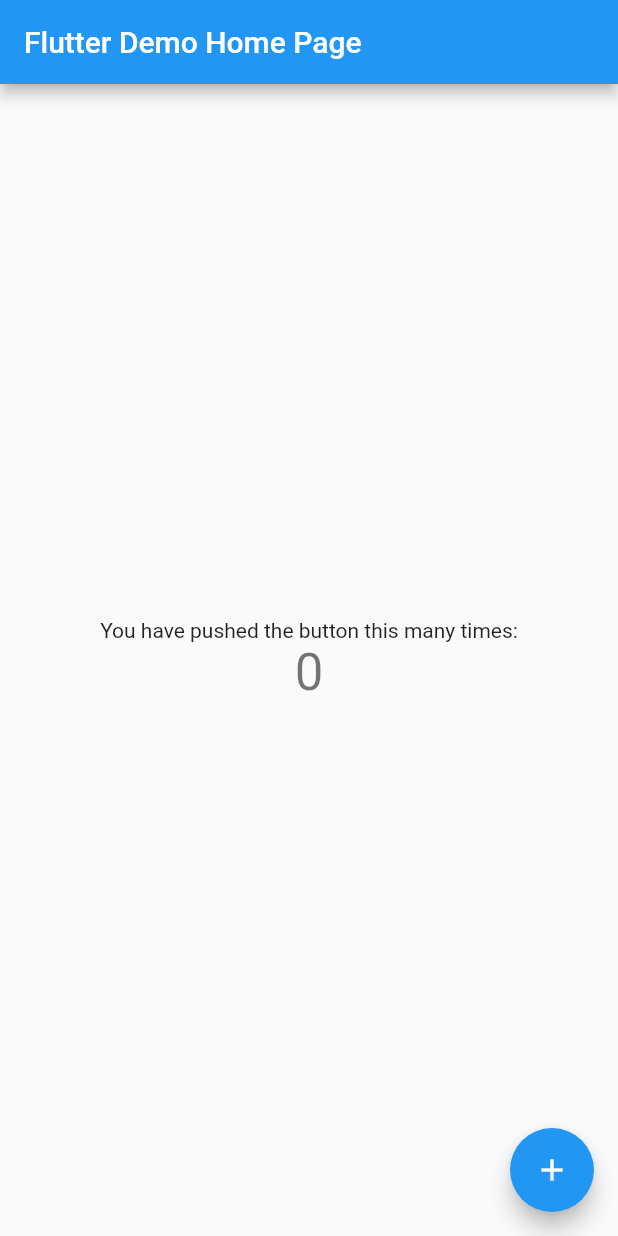
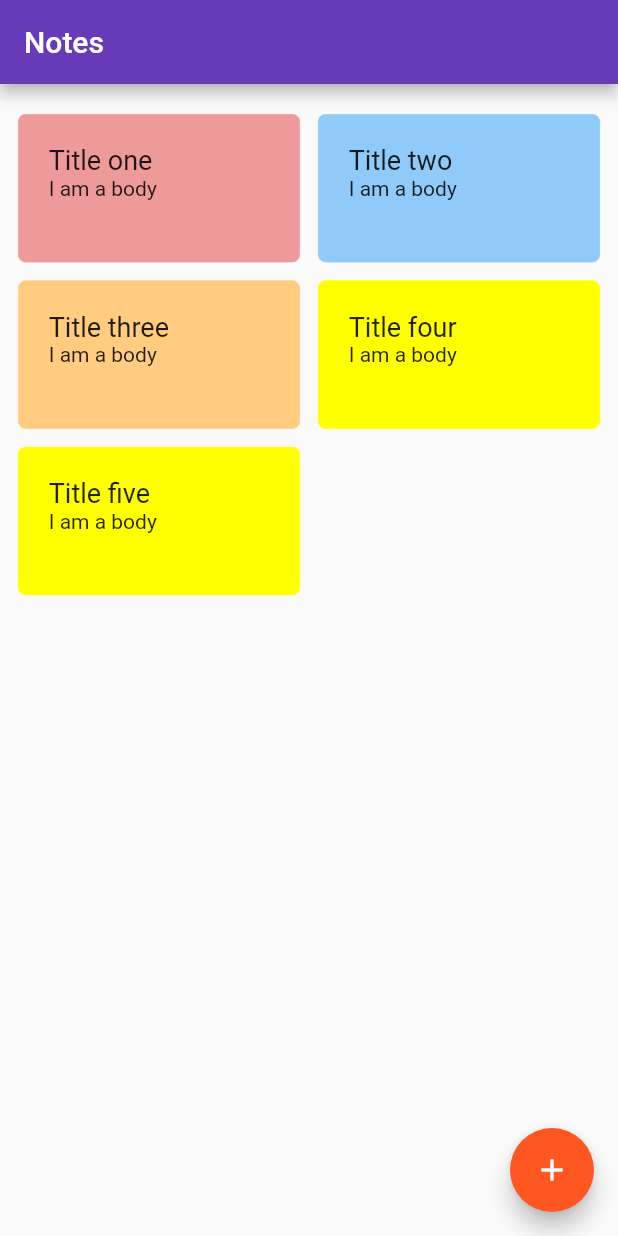
Before and after one commit to Nasar-uddin/flutter_note_todo, a Flutter app: the screen it shows after launch, on a phone screen of 412 x 824 dp. Run offline on Flutter 3.47's test engine with Material 2 defaults, Android fonts, the phone set to English and light mode, and no system bars.

Commit message:
note grid list done

```diff
--- /dev/null
+++ b/lib/constrain/colors.dart
@@ -0,0 +1,19 @@
+import 'package:flutter/material.dart';
+class ColorName{
+    static final String RED = 'red';
+    static final String WHITE = 'white';
+    static final String GERY = 'gery';
+    static final String ORANGE = 'orange';
+    static final String CYAN = 'cyan';
+    static final String BLUE = 'blue';
+    static final String YELLOW = 'yellow';
+}
+Map<String,Color> noteColors = {
+    ColorName.RED:Colors.red[200],
+    ColorName.WHITE: Colors.white,
+    ColorName.GERY: Colors.grey[200],
+    ColorName.ORANGE: Colors.orange[200],
+    ColorName.CYAN: Colors.cyan[200],
+    ColorName.BLUE: Colors.blue[200],
+    ColorName.YELLOW: Colors.yellowAccent[200]
+};
--- a/lib/main.dart
+++ b/lib/main.dart
@@ -1,117 +1,25 @@
 import 'package:flutter/material.dart';
+import 'package:gnotes/screens/note_screen.dart';
 
 void main() {
   runApp(MyApp());
 }
 
 class MyApp extends StatelessWidget {
-  // This widget is the root of your application.
   @override
   Widget build(BuildContext context) {
     return MaterialApp(
       title: 'Flutter Demo',
+      debugShowCheckedModeBanner: false,
       theme: ThemeData(
-        // This is the theme of your application.
-        //
-        // Try running your application with "flutter run". You'll see the
-        // application has a blue toolbar. Then, without quitting the app, try
-        // changing the primarySwatch below to Colors.green and then invoke
-        // "hot reload" (press "r" in the console where you ran "flutter run",
-        // or simply save your changes to "hot reload" in a Flutter IDE).
-        // Notice that the counter didn't reset back to zero; the application
-        // is not restarted.
-        primarySwatch: Colors.blue,
-        // This makes the visual density adapt to the platform that you run
-        // the app on. For desktop platforms, the controls will be smaller and
-        // closer together (more dense) than on mobile platforms.
+        primarySwatch: Colors.deepPurple,
+        accentColor: Colors.deepOrange,
         visualDensity: VisualDensity.adaptivePlatformDensity,
       ),
-      home: MyHomePage(title: 'Flutter Demo Home Page'),
+      initialRoute: '/',
+      routes: {
+        '/': (context)=> NoteScreen(),
+      },
     );
   }
 }
-
-class MyHomePage extends StatefulWidget {
-  MyHomePage({Key key, this.title}) : super(key: key);
-
-  // This widget is the home page of your application. It is stateful, meaning
-  // that it has a State object (defined below) that contains fields that affect
-  // how it looks.
-
-  // This class is the configuration for the state. It holds the values (in this
-  // case the title) provided by the parent (in this case the App widget) and
-  // used by the build method of the State. Fields in a Widget subclass are
-  // always marked "final".
-
-  final String title;
-
-  @override
-  _MyHomePageState createState() => _MyHomePageState();
-}
-
-class _MyHomePageState extends State<MyHomePage> {
-  int _counter = 0;
-
-  void _incrementCounter() {
-    setState(() {
-      // This call to setState tells the Flutter framework that something has
-      // changed in this State, which causes it to rerun the build method below
-      // so that the display can reflect the updated values. If we changed
-      // _counter without calling setState(), then the build method would not be
-      // called again, and so nothing would appear to happen.
-      _counter++;
-    });
-  }
-
-  @override
-  Widget build(BuildContext context) {
-    // This method is rerun every time setState is called, for instance as done
-    // by the _incrementCounter method above.
-    //
-    // The Flutter framework has been optimized to make rerunning build methods
-    // fast, so that you can just rebuild anything that needs updating rather
-    // than having to individually change instances of widgets.
-    return Scaffold(
-      appBar: AppBar(
-        // Here we take the value from the MyHomePage object that was created by
-        // the App.build method, and use it to set our appbar title.
-        title: Text(widget.title),
-      ),
-      body: Center(
-        // Center is a layout widget. It takes a single child and positions it
-        // in the middle of the parent.
-        child: Column(
-          // Column is also a layout widget. It takes a list of children and
-          // arranges them vertically. By default, it sizes itself to fit its
-          // children horizontally, and tries to be as tall as its parent.
-          //
-          // Invoke "debug painting" (press "p" in the console, choose the
-          // "Toggle Debug Paint" action from the Flutter Inspector in Android
-          // Studio, or the "Toggle Debug Paint" command in Visual Studio Code)
-          // to see the wireframe for each widget.
-          //
-          // Column has various properties to control how it sizes itself and
-          // how it positions its children. Here we use mainAxisAlignment to
-          // center the children vertically; the main axis here is the vertical
-          // axis because Columns are vertical (the cross axis would be
-          // horizontal).
-          mainAxisAlignment: MainAxisAlignment.center,
-          children: <Widget>[
-            Text(
-              'You have pushed the button this many times:',
-            ),
-            Text(
-              '$_counter',
-              style: Theme.of(context).textTheme.headline4,
-            ),
-          ],
-        ),
-      ),
-      floatingActionButton: FloatingActionButton(
-        onPressed: _incrementCounter,
-        tooltip: 'Increment',
-        child: Icon(Icons.add),
-      ), // This trailing comma makes auto-formatting nicer for build methods.
-    );
-  }
-}
--- /dev/null
+++ b/lib/models/note.dart
@@ -0,0 +1,13 @@
+import 'package:flutter/foundation.dart';
+
+class Note{
+    final String title;
+    final String body;
+    final String colorName;
+//    final String date;
+    Note({
+        @required this.title,
+        @required this.body,
+        this.colorName = 'yellow'
+    });
+}
--- /dev/null
+++ b/lib/screens/note_screen.dart
@@ -0,0 +1,23 @@
+import 'package:flutter/material.dart';
+import 'package:gnotes/widgest/notes_grid.dart';
+
+class NoteScreen extends StatelessWidget {
+  @override
+  Widget build(BuildContext context) {
+    return Scaffold(
+      backgroundColor: Colors.grey[50],
+      appBar: AppBar(
+        title: Text('Notes'),
+      ),
+      floatingActionButton: FloatingActionButton(
+        child: Icon(Icons.add),
+        onPressed: (){
+
+        },
+      ),
+      body: Container(
+        child: NoteGrid(),
+      ),
+    );
+  }
+}
--- /dev/null
+++ b/lib/widgest/notes_grid.dart
@@ -0,0 +1,52 @@
+import 'package:flutter/material.dart';
+import 'package:gnotes/models/note.dart';
+import 'package:gnotes/constrain/colors.dart';
+
+class NoteGrid extends StatelessWidget {
+  final List<Note> notes = [
+    Note(title: 'Title one', body: 'I am a body',colorName: 'red'),
+    Note(title: 'Title two', body: 'I am a body',colorName: 'blue'),
+    Note(title: 'Title three', body: 'I am a body',colorName: ColorName.ORANGE),
+    Note(title: 'Title four', body: 'I am a body'),
+    Note(title: 'Title five', body: 'I am a body'),
+  ];
+  final TextStyle _heading1 = TextStyle(
+    fontSize: 18,
+    fontWeight: FontWeight.w400,
+      color: Colors.black87
+  );
+  final TextStyle _paragraph = TextStyle(
+      fontSize: 14,
+    color: Colors.black87
+  );
+  @override
+  Widget build(BuildContext context) {
+    return GridView.builder(
+      padding: EdgeInsets.symmetric(horizontal: 12,vertical: 20),
+        itemCount: notes.length,
+        gridDelegate: SliverGridDelegateWithFixedCrossAxisCount(
+            crossAxisCount: 2,
+            mainAxisSpacing: 12,
+            crossAxisSpacing: 12.0,
+          childAspectRatio: 1.9
+        ),
+        itemBuilder: (context, index) {
+          return Container(
+
+            padding: EdgeInsets.symmetric(vertical: 20,horizontal: 20),
+            decoration: BoxDecoration(
+              color: noteColors[notes[index].colorName],
+              borderRadius: BorderRadius.circular(5.0),
+              border: Border.all(color: noteColors[notes[index].colorName],width: 0.5)
+            ),
+            child: Column(
+              crossAxisAlignment: CrossAxisAlignment.start,
+              children: [
+                Text(notes[index].title,style: _heading1,),
+                Text(notes[index].body,style: _paragraph,)
+              ],
+            ),
+          );
+        });
+  }
+}
--- a/pubspec.yaml
+++ b/pubspec.yaml
@@ -28,6 +28,9 @@ dependencies:
   # The following adds the Cupertino Icons font to your application.
   # Use with the CupertinoIcons class for iOS style icons.
   cupertino_icons: ^0.1.3
+  path_provider: ^1.6.14
+  sqflite: ^1.3.1
+  provider: ^4.3.2+1
 
 dev_dependencies:
   flutter_test:
```
Also changed, not shown: lib/widgest/note_grid_tile.dart (added), pubspec.lock.
